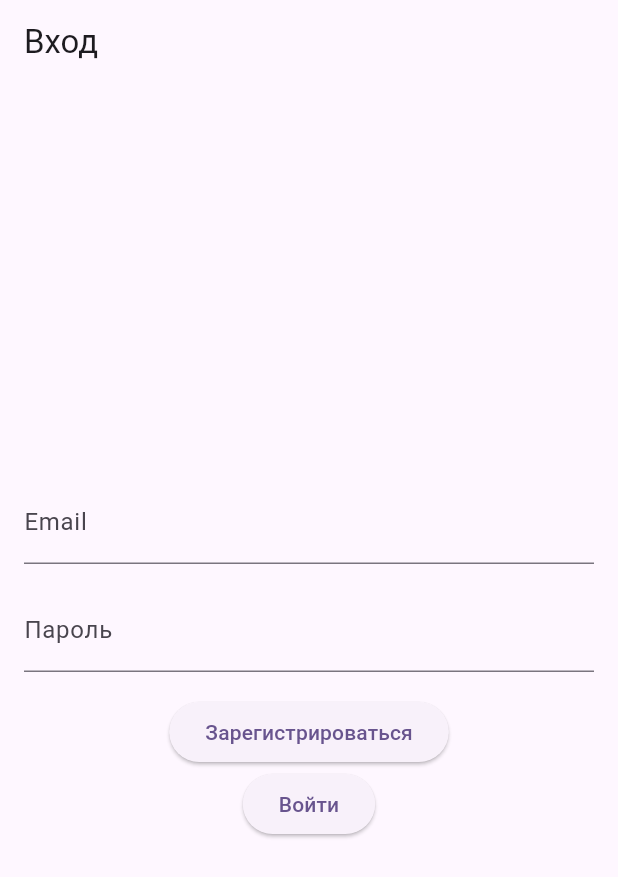
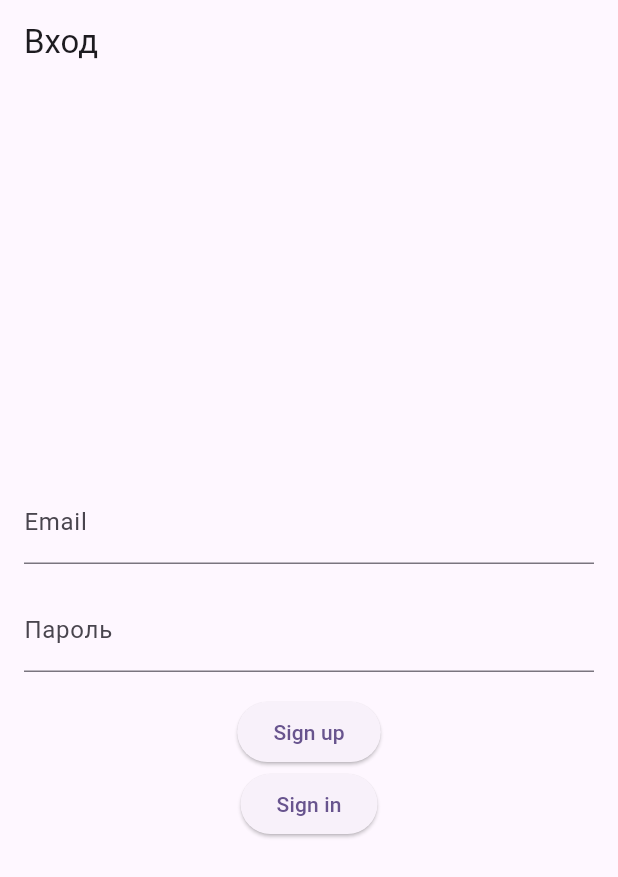
Before and after one commit to kalashnikovisme/flutter_deploy_demo, a Flutter app: the screen it shows after launch, on a phone screen of 412 x 824 dp. Shown: the top 877 px of the screen. Run offline on Flutter 3.47's test engine with Material 2 defaults, Android fonts, the phone set to English and light mode, and no system bars; our stand-ins replace cached_network_image, dio, equatable, firebase_auth, firebase_core, flutter_bloc and 1 more; accounts and stored records are empty; generated files the repository leaves out were written again.

Commit message:
feat(27): 1. Save registration token and logic for showing pages based on token 2. Create styles for bottom sheet 3. Add localization for sign up

```diff
--- a/lib/components/color_style.dart
+++ b/lib/components/color_style.dart
@@ -10,4 +10,5 @@ class ColorStyle{
   static const Color enabledSearchBorderColor = Color(0xFF60A85F);
   static const Color focusedSearchBorderColor = Color(0xFF88E23B);
   static const Color errorAuthColor =  Color(0xFFFF5454);
+  static const Color modalSheetColor = Color(0xFFA6CCCC);
 }
--- a/lib/components/text_styles.dart
+++ b/lib/components/text_styles.dart
@@ -25,4 +25,10 @@ class TextsStyles {
     fontSize: 16,
     color: ColorStyle.errorImageColor,
   );
+  static const TextStyle modalSheet = TextStyle(
+    fontWeight: FontWeight.w900,
+    fontSize: 16,
+    color: ColorStyle.nameCardColor,
+  );
+
 }
--- a/lib/l10n/app_en.arb
+++ b/lib/l10n/app_en.arb
@@ -1,5 +1,12 @@
 {
   "errorImageString": "Image has not been loaded",
   "allDataLoadedString": "All data are loaded",
-  "searchByName": "Search by name"
+  "searchByName": "Search by name",
+  "exitButtonString": "Sign out",
+  "exitModalString": "Do you want to sign out?",
+  "yes":"Yes",
+  "no": "No",
+  "registerString": "Sign up",
+  "signInString": "Sign in",
+  "passwordString": "Password"
 }
--- a/lib/main.dart
+++ b/lib/main.dart
@@ -3,12 +3,14 @@ import 'package:flutter/material.dart';
 import 'package:flutter_bloc/flutter_bloc.dart';
 import 'package:test_intern/data/repositories/api_service.dart';
 import 'package:test_intern/l10n/l10n.dart';
+import 'package:test_intern/presentation/auth_bloc/auth_bloc.dart';
 import 'package:test_intern/presentation/error_bloc/error_bloc.dart';
 import 'package:test_intern/presentation/error_bloc/error_event.dart';
+import 'package:test_intern/presentation/home_bloc/home_bloc.dart';
 import 'package:test_intern/presentation/localization_bloc/localization_bloc.dart';
 import 'package:test_intern/presentation/localization_bloc/localization_state.dart';
 import 'package:flutter_gen/gen_l10n/app_localizations.dart';
-import 'package:test_intern/root_screen.dart';
+import 'package:test_intern/presentation/pages/enter_page.dart';
 
 void main() async {
   WidgetsFlutterBinding.ensureInitialized();
@@ -21,21 +23,29 @@ class MyApp extends StatelessWidget {
 
   @override
   Widget build(BuildContext context) {
-    return BlocProvider(
-      create: (context) => LanguageBloc(),
-      child: BlocBuilder<LanguageBloc, LanguageState>(
-        builder: (context, state) {
-          return MaterialApp(
-            locale: Locale(state.locale.first.languageCode,
-                state.locale.last.languageCode),
-            supportedLocales: L10N.supportedLanguage,
-            localizationsDelegates: AppLocalizations.localizationsDelegates,
-            title: 'Flutter Demo',
-            theme: ThemeData(
-              colorScheme: ColorScheme.fromSeed(seedColor: Colors.deepPurple),
-              useMaterial3: true,
+    return MultiRepositoryProvider(
+      providers: [
+        RepositoryProvider<ApiService>(
+          create: (context) => ApiService(
+            errorHandler: (String message) {
+              context.read<ErrorBloc>().add(
+                    ShowErrorEvent(
+                      message: message,
                     ),
-            home: BlocProvider<ErrorBloc>(
+                  );
+            },
+          ),
+        ),
+      ],
+      child: MultiBlocProvider(
+        providers: [
+          BlocProvider<AuthBloc>(
+            create: (context) => AuthBloc(),
+          ),
+          BlocProvider<HomeBloc>(
+            create: (context) => HomeBloc(context.read<ApiService>()),
+          ),
+          BlocProvider<ErrorBloc>(
             lazy: false,
             create: (context) => ErrorBloc(),
             child: RepositoryProvider<ApiService>(
@@ -49,11 +59,29 @@ class MyApp extends StatelessWidget {
                       );
                 },
               ),
-                child: const RootScreen(),
             ),
           ),
+        ],
+        child: BlocProvider(
+          create: (context) => LanguageBloc(),
+          child: BlocBuilder<LanguageBloc, LanguageState>(
+            builder: (context, state) {
+              return MaterialApp(
+                locale: Locale(state.locale.first.languageCode,
+                    state.locale.last.languageCode),
+                supportedLocales: L10N.supportedLanguage,
+                localizationsDelegates: AppLocalizations.localizationsDelegates,
+                title: 'Flutter Demo',
+                theme: ThemeData(
+                  colorScheme:
+                      ColorScheme.fromSeed(seedColor: Colors.deepPurple),
+                  useMaterial3: true,
+                ),
+                home: const EnterPage(),
               );
             },
+          ),
+        ),
       ),
     );
   }
--- a/lib/presentation/pages/auth_page.dart
+++ b/lib/presentation/pages/auth_page.dart
@@ -4,6 +4,7 @@ import 'package:test_intern/presentation/auth_bloc/auth_bloc.dart';
 import 'package:test_intern/presentation/auth_bloc/auth_event.dart';
 import 'package:test_intern/presentation/auth_bloc/auth_state.dart';
 import 'package:test_intern/presentation/pages/home_page.dart';
+import 'package:flutter_gen/gen_l10n/app_localizations.dart';
 
 class RegistrationScreen extends StatefulWidget {
   const RegistrationScreen({Key? key}) : super(key: key);
@@ -39,12 +40,13 @@ class _RegistrationScreenState extends State<RegistrationScreen> {
             } else if (state is AuthAuthenticated) {
               WidgetsBinding.instance.addPostFrameCallback(
                 (_) {
-                  Navigator.of(context).push(
+                  Navigator.pushAndRemoveUntil(
+                    context,
                     MaterialPageRoute(
-                      builder: (context) => HomePage(
-                        email: state.user.email ?? '',
-                      ),
+                      builder: (context) =>
+                          HomePage(email: state.user.email ?? ''),
                     ),
+                    (route) => false,
                   );
                 },
               );
@@ -88,7 +90,9 @@ class _RegistrationScreenState extends State<RegistrationScreen> {
                                 ),
                               );
                         },
-                        child: const Text('Зарегистрироваться'),
+                        child: Text(
+                          AppLocalizations.of(context)?.registerString ?? '',
+                        ),
                       ),
                       ElevatedButton(
                         onPressed: () {
@@ -101,7 +105,9 @@ class _RegistrationScreenState extends State<RegistrationScreen> {
                                 ),
                               );
                         },
-                        child: const Text('Войти'),
+                        child: Text(
+                          AppLocalizations.of(context)?.signInString ?? '',
+                        ),
                       ),
                     ],
                   ),
--- /dev/null
+++ b/lib/presentation/pages/enter_page.dart
@@ -0,0 +1,46 @@
+import 'package:firebase_auth/firebase_auth.dart';
+import 'package:flutter/material.dart';
+import 'package:test_intern/data/repositories/sql_service.dart';
+import 'package:test_intern/presentation/pages/auth_page.dart';
+import 'package:test_intern/root_screen.dart';
+
+class EnterPage extends StatefulWidget {
+  const EnterPage({super.key});
+
+  @override
+  State<EnterPage> createState() => _EnterPageState();
+}
+
+class _EnterPageState extends State<EnterPage> {
+  bool? authorized;
+
+  SQLService service = SQLService();
+
+  @override
+  void initState() {
+    super.initState();
+    FirebaseAuth.instance.authStateChanges().listen((User? user) async {
+      if (user == null) {
+        if (authorized != false) {
+          setState(() {
+            authorized = false;
+          });
+        }
+      } else {
+        if (authorized != true) {
+          await service.isTokenExist();
+          setState(() {
+            authorized = true;
+          });
+        }
+      }
+    });
+  }
+
+  @override
+  Widget build(BuildContext context) {
+    return  Scaffold(
+        body: (authorized ?? false) ? RootScreen() : const RegistrationScreen()
+    );
+  }
+}
```
Also changed, not shown: lib/data/repositories/sql_service.dart (added, +46 -0 lines), lib/l10n/app_ru.arb (+8 -1 lines), lib/presentation/auth_bloc/auth_bloc.dart (+6 -2 lines), lib/presentation/pages/home_page.dart (+40 -1 lines), lib/root_screen.dart (+7 -3 lines). Lines whose indentation alone changed are shown as unchanged.
